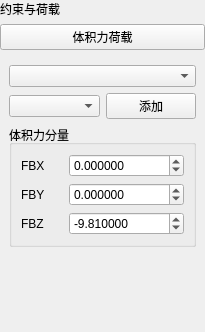
Qt form plugins/Base_PhysicalField/BodyForcePage.ui (asd977/base_cae) before a commit.
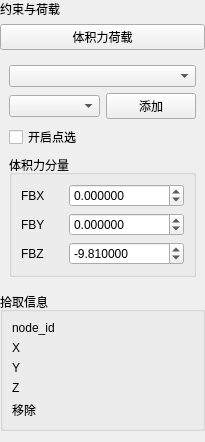
The same form after that commit. Custom widgets are drawn as their Qt base class.

Commit message: Add pick info panels and pick-enable checkbox for node-based physical pages

```diff
--- a/plugins/Base_PhysicalField/BodyForcePage.ui
+++ b/plugins/Base_PhysicalField/BodyForcePage.ui
@@ -69,6 +69,13 @@
      </item>
     </layout>
    </item>
+   <item>
+    <widget class="QCheckBox" name="pickEnableCheckBox">
+     <property name="text">
+      <string>开启点选</string>
+     </property>
+    </widget>
+   </item>
    <item>
     <widget class="QGroupBox" name="groupBox">
      <property name="title">
@@ -144,6 +151,25 @@
     </widget>
    </item>
 
+   <item>
+    <widget class="QGroupBox" name="groupBoxPick">
+     <property name="title">
+      <string>拾取信息</string>
+     </property>
+     <layout class="QGridLayout" name="gridLayoutPick">
+      <item row="0" column="0"><widget class="QLabel" name="labelNodeId"><property name="text"><string>node_id</string></property></widget></item>
+      <item row="0" column="1"><widget class="QLabel" name="labelNodeIdValue"><property name="text"><string/></property></widget></item>
+      <item row="1" column="0"><widget class="QLabel" name="labelX"><property name="text"><string>X</string></property></widget></item>
+      <item row="1" column="1"><widget class="QLabel" name="labelXValue"><property name="text"><string/></property></widget></item>
+      <item row="2" column="0"><widget class="QLabel" name="labelY"><property name="text"><string>Y</string></property></widget></item>
+      <item row="2" column="1"><widget class="QLabel" name="labelYValue"><property name="text"><string/></property></widget></item>
+      <item row="3" column="0"><widget class="QLabel" name="labelZ"><property name="text"><string>Z</string></property></widget></item>
+      <item row="3" column="1"><widget class="QLabel" name="labelZValue"><property name="text"><string/></property></widget></item>
+      <item row="4" column="0"><widget class="QLabel" name="labelPrevOwner"><property name="text"><string>移除</string></property></widget></item>
+      <item row="4" column="1"><widget class="QLabel" name="labelPrevOwnerValue"><property name="text"><string/></property></widget></item>
+     </layout>
+    </widget>
+   </item>
    <item>
     <spacer name="verticalSpacer">
      <property name="orientation">
```
The commit also changes 11 other files.
